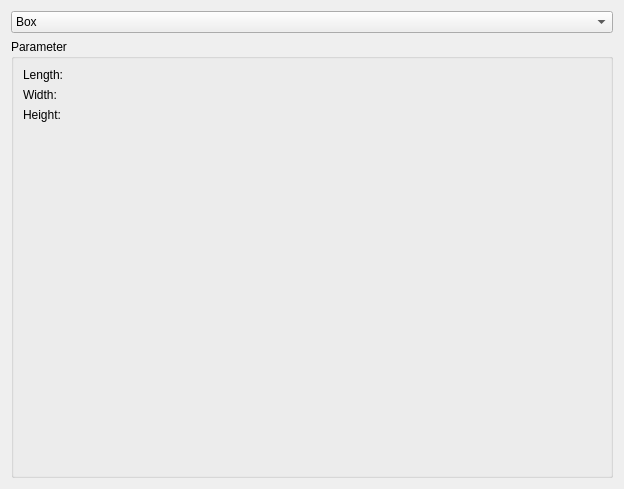
The window that freecad/chronoConcrete/gui/ui/geometry.ui (Concrete-Chrono-Development/chrono-preprocessor) describes before a commit, drawn with Qt 5.
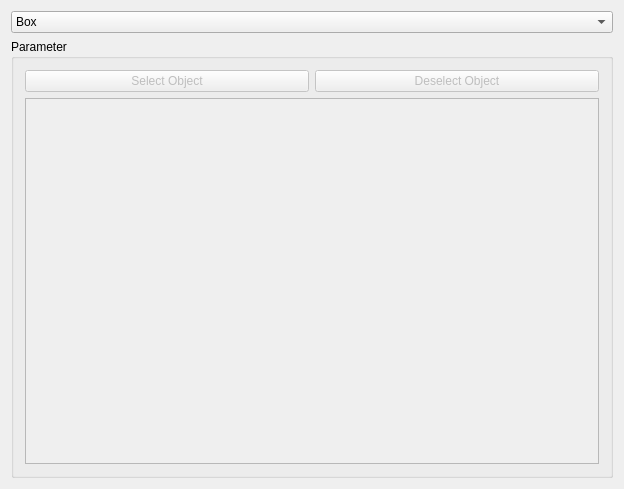
The same window after the commit. The open tabs and pages were chosen to show the change. Icons and pictures are not drawn. Custom widgets are drawn as their Qt base class.

Commit message: Started work on addition of custom shapes

The edit to the form file:
```diff
--- a/freecad/chronoConcrete/gui/ui/geometry.ui
+++ b/freecad/chronoConcrete/gui/ui/geometry.ui
@@ -836,6 +836,41 @@
           </item>
          </layout>
         </widget>
+        <widget class="QWidget" name="page">
+         <layout class="QGridLayout" name="gridLayout_2">
+          <item row="0" column="0">
+           <layout class="QHBoxLayout" name="horizontalLayout">
+            <item>
+             <widget class="QPushButton" name="pushButton">
+              <property name="enabled">
+               <bool>false</bool>
+              </property>
+              <property name="text">
+               <string>Select Object</string>
+              </property>
+             </widget>
+            </item>
+            <item>
+             <widget class="QPushButton" name="pushButton_2">
+              <property name="enabled">
+               <bool>false</bool>
+              </property>
+              <property name="text">
+               <string>Deselect Object</string>
+              </property>
+             </widget>
+            </item>
+           </layout>
+          </item>
+          <item row="1" column="0">
+           <widget class="QTextEdit" name="textEdit">
+            <property name="enabled">
+             <bool>false</bool>
+            </property>
+           </widget>
+          </item>
+         </layout>
+        </widget>
        </widget>
       </item>
      </layout>
```
Left out of the diff: 13 changed lines with no effect on the pictures.
